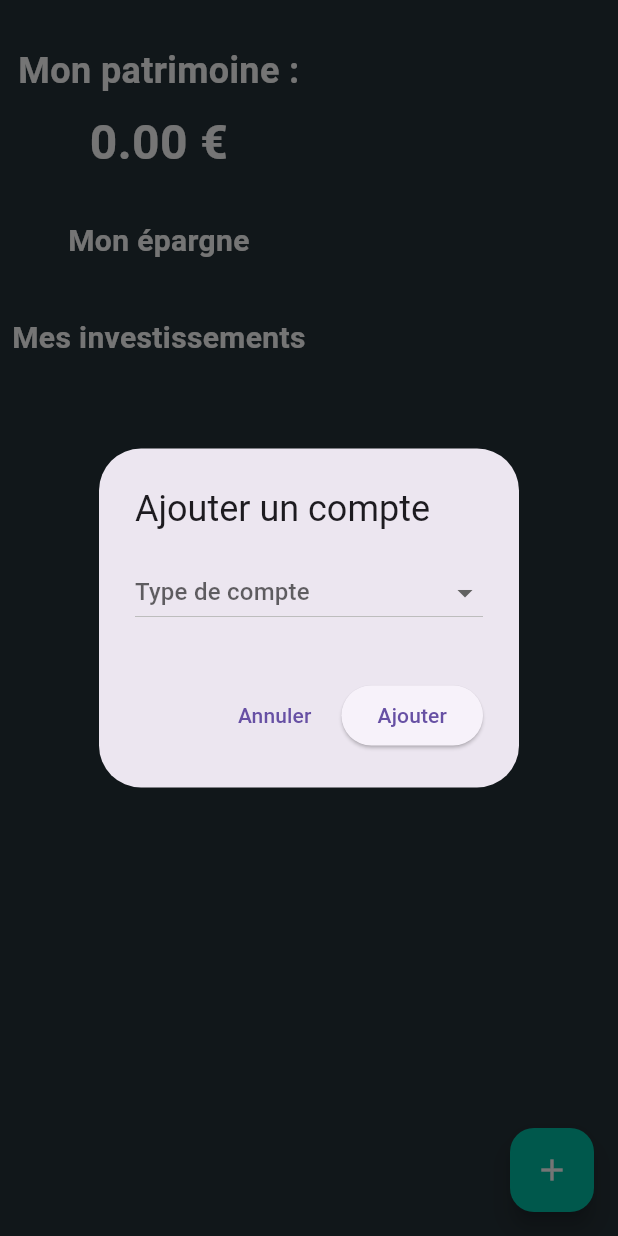
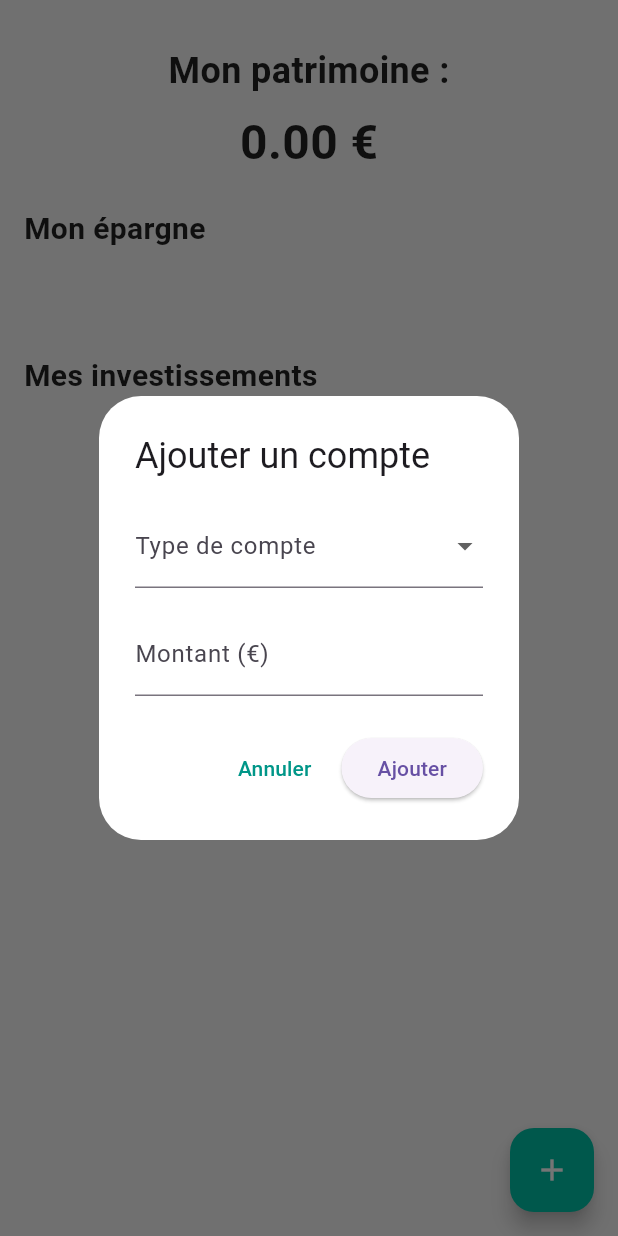
Before and after one commit to Lucasherfort/Bankfolio, a Flutter app: the screen it shows after launch, after a tap on the "add" icon, on a phone screen of 412 x 824 dp. Run offline on Flutter 3.47's test engine with Material 3 defaults, Android fonts, the phone set to English and light mode, and no system bars.

Commit message:
On va s'arreter là

```diff
--- a/lib/pages/home.dart
+++ b/lib/pages/home.dart
@@ -16,36 +16,51 @@ class _HomePageState extends State<HomePage> {
 
   @override
   Widget build(BuildContext context) {
-    double totalBalance = accounts.fold(0, (sum, a) => sum + a.balance);
+    // Calcul du patrimoine total (solde + intérêts pour épargne)
+    double totalBalance = accounts.fold(0, (sum, a) {
+      if (a.type == AccountType.Epargne) {
+        return sum + a.balance + (a.interests ?? 0);
+      }
+      return sum + a.balance;
+    });
 
+    // Séparer épargne et investissements
     final epargneAccounts =
     accounts.where((a) => a.type == AccountType.Epargne).toList();
     final investmentAccounts =
-    accounts.where((a) => a.type == AccountType.Investissement || a.type == AccountType.PEA).toList();
+    accounts.where((a) => a.type == AccountType.Investissement || (a.type == AccountType.Investissement && a.name == 'PEA')).toList();
 
     return Scaffold(
-      backgroundColor: Colors.blueGrey.shade900,
+      backgroundColor: Colors.grey.shade100, // fond clair
       body: SafeArea(
         child: Column(
           children: [
             const SizedBox(height: 30),
-            // HEADER
+
+            // HEADER centré
             Column(
+              mainAxisAlignment: MainAxisAlignment.center,
               children: [
-                const Text(
-                  'Mon patrimoine :',
-                  style: TextStyle(
+                const Center(
+                  child: Text(
+                    'Mon patrimoine :',
+                    style: TextStyle(
                       fontSize: 24,
                       fontWeight: FontWeight.bold,
-                      color: Colors.white),
+                      color: Colors.black87,
+                    ),
+                  ),
                 ),
                 const SizedBox(height: 8),
-                Text(
-                  '${totalBalance.toStringAsFixed(2)} €',
-                  style: const TextStyle(
+                Center(
+                  child: Text(
+                    '${totalBalance.toStringAsFixed(2)} €',
+                    style: const TextStyle(
                       fontSize: 32,
                       fontWeight: FontWeight.bold,
-                      color: Colors.white),
+                      color: Colors.black87,
+                    ),
+                  ),
                 ),
               ],
             ),
@@ -55,22 +70,53 @@ class _HomePageState extends State<HomePage> {
             Expanded(
               child: SingleChildScrollView(
                 child: Column(
+                  crossAxisAlignment: CrossAxisAlignment.start,
                   children: [
-                    // ÉPARGNE
+                    // TITRE ÉPARGNE toujours à gauche
+                    Padding(
+                      padding: const EdgeInsets.symmetric(horizontal: 16.0),
+                      child: Align(
+                        alignment: Alignment.centerLeft,
+                        child: const Text(
+                          'Mon épargne',
+                          style: TextStyle(
+                            fontSize: 20,
+                            fontWeight: FontWeight.bold,
+                            color: Colors.black87,
+                          ),
+                        ),
+                      ),
+                    ),
+                    const SizedBox(height: 4), // petit espace entre titre et premier compte
                     AccountListSection(
-                      title: 'Mon épargne',
+                      title: '', // titre déjà géré au-dessus
                       accounts: epargneAccounts,
                       onEdit: _editAccount,
                       onDelete: _deleteAccount,
                     ),
                     const SizedBox(height: 20),
 
-                    // INVESTISSEMENTS
+                    // TITRE INVESTISSEMENTS toujours à gauche
+                    Padding(
+                      padding: const EdgeInsets.symmetric(horizontal: 16.0),
+                      child: Align(
+                        alignment: Alignment.centerLeft,
+                        child: const Text(
+                          'Mes investissements',
+                          style: TextStyle(
+                            fontSize: 20,
+                            fontWeight: FontWeight.bold,
+                            color: Colors.black87,
+                          ),
+                        ),
+                      ),
+                    ),
+                    const SizedBox(height: 4), // petit espace
                     AccountListSection(
-                      title: 'Mes investissements',
+                      title: '', // titre déjà géré
                       accounts: investmentAccounts,
                       onEdit: (account) {
-                        if (account.type == AccountType.PEA) {
+                        if (account.type == AccountType.Investissement && account.name == 'PEA') {
                           Navigator.push(
                             context,
                             MaterialPageRoute(
@@ -83,6 +129,7 @@ class _HomePageState extends State<HomePage> {
                       },
                       onDelete: _deleteAccount,
                     ),
+                    const SizedBox(height: 20),
                   ],
                 ),
               ),
@@ -109,7 +156,7 @@ class _HomePageState extends State<HomePage> {
           existingAccounts: accounts,
           onAdd: (account) {
             setState(() {
-              if (account.type == AccountType.PEA && account.assets == null) {
+              if (account.type == AccountType.Investissement && account.name == 'PEA' && account.assets == null) {
                 account.assets = [];
               }
               accounts.add(account);
@@ -129,7 +176,7 @@ class _HomePageState extends State<HomePage> {
         MaterialPageRoute(
           builder: (context) => PeaPage(account: account),
         ),
-      ).then((_) => setState(() {})); // rafraîchir HomePage après modifications
+      ).then((_) => setState(() {}));
     } else {
       // Modifier épargne
       showDialog(
@@ -158,16 +205,16 @@ class _HomePageState extends State<HomePage> {
     showDialog(
       context: context,
       builder: (context) => AlertDialog(
-        backgroundColor: Colors.blueGrey.shade800,
-        title: const Text('Supprimer le compte', style: TextStyle(color: Colors.white)),
+        backgroundColor: Colors.grey.shade200,
+        title: const Text('Supprimer le compte', style: TextStyle(color: Colors.black87)),
         content: Text(
           'Voulez-vous vraiment supprimer "${account.name}" ?',
-          style: const TextStyle(color: Colors.white70),
+          style: const TextStyle(color: Colors.black87),
         ),
         actions: [
           TextButton(
             onPressed: () => Navigator.pop(context),
-            child: const Text('Annuler', style: TextStyle(color: Colors.tealAccent)),
+            child: const Text('Annuler', style: TextStyle(color: Colors.teal)),
           ),
           ElevatedButton(
             style: ElevatedButton.styleFrom(
--- a/lib/widgets/add_account_dialog.dart
+++ b/lib/widgets/add_account_dialog.dart
@@ -1,15 +1,16 @@
 import 'package:flutter/material.dart';
 import '../models/account.dart';
-import '../models/asset.dart';
 
 class AddAccountDialog extends StatefulWidget {
   final Function(Account) onAdd;
   final List<Account> existingAccounts;
+  final Account? account; // si présent, c'est une édition
 
   const AddAccountDialog({
     super.key,
     required this.onAdd,
     required this.existingAccounts,
+    this.account,
   });
 
   @override
@@ -19,128 +20,135 @@ class AddAccountDialog extends StatefulWidget {
 class _AddAccountDialogState extends State<AddAccountDialog> {
   AccountType? selectedType;
   SavingsType? selectedSavingsType;
-  String balance = '';
-  String interests = '';
+  TextEditingController balanceController = TextEditingController();
+  TextEditingController interestsController = TextEditingController();
+
+  @override
+  void initState() {
+    super.initState();
+    // Si édition, pré-remplir les champs
+    if (widget.account != null) {
+      selectedType = widget.account!.type;
+      selectedSavingsType = widget.account!.savingsType;
+      balanceController.text = widget.account!.balance.toStringAsFixed(2);
+      interestsController.text = widget.account!.interests?.toStringAsFixed(2) ?? '';
+    }
+  }
 
   @override
   Widget build(BuildContext context) {
     return AlertDialog(
-      title: const Text('Ajouter un compte'),
-      content: SingleChildScrollView(
-        child: Column(
+      backgroundColor: Colors.white,
+      title: Text(widget.account != null ? 'Modifier le compte' : 'Ajouter un compte'),
+      content: Column(
         mainAxisSize: MainAxisSize.min,
         children: [
-            // Choix type général
-            DropdownButton<AccountType>(
+          // Choix type : épargne ou investissement
+          DropdownButtonFormField<AccountType>(
             value: selectedType,
-              hint: const Text('Type de compte'),
-              isExpanded: true,
-              items: const [
-                DropdownMenuItem(
-                  value: AccountType.Epargne,
-                  child: Text('Épargne'),
-                ),
-                DropdownMenuItem(
-                  value: AccountType.Investissement,
-                  child: Text('Investissement (PEA)'),
-                ),
+            decoration: const InputDecoration(labelText: 'Type de compte'),
+            items: [
+              DropdownMenuItem(value: AccountType.Epargne, child: Text('Épargne')),
+              DropdownMenuItem(value: AccountType.Investissement, child: Text('Investissement (PEA)')),
             ],
             onChanged: (value) {
               setState(() {
                 selectedType = value;
+                if (selectedType == AccountType.Investissement) {
                   selectedSavingsType = null;
-                  balance = '';
-                  interests = '';
+                }
               });
             },
           ),
+          const SizedBox(height: 8),
 
-            const SizedBox(height: 10),
-
-            // Si Épargne → Livret A ou LDDS
+          // Si épargne, choisir Livret A ou LDDS
           if (selectedType == AccountType.Epargne)
-              DropdownButton<SavingsType>(
+            DropdownButtonFormField<SavingsType>(
               value: selectedSavingsType,
-                hint: const Text('Type d’épargne'),
-                isExpanded: true,
-                items: SavingsType.values.map((type) {
-                  bool disabled = widget.existingAccounts.any((a) => a.savingsType == type);
+              decoration: const InputDecoration(labelText: 'Type d’épargne'),
+              items: SavingsType.values.map((s) {
+                bool disabled = widget.existingAccounts.any(
+                      (a) => a.savingsType == s && a != widget.account,
+                );
                 return DropdownMenuItem(
-                    value: disabled ? null : type,
+                  value: s,
                   enabled: !disabled,
-                    child: Text(
-                      type == SavingsType.LivretA ? 'Livret A' : 'LDDS',
-                      style: disabled ? const TextStyle(color: Colors.grey) : null,
-                    ),
+                  child: Text(s == SavingsType.LivretA ? 'Livret A' : 'LDDS'),
                 );
               }).toList(),
-                onChanged: (value) => setState(() => selectedSavingsType = value),
+              onChanged: (value) {
+                setState(() {
+                  selectedSavingsType = value;
+                });
+              },
+            ),
+          const SizedBox(height: 8),
+
+          // Montant solde
+          TextField(
+            controller: balanceController,
+            keyboardType: const TextInputType.numberWithOptions(decimal: true),
+            decoration: const InputDecoration(labelText: 'Montant (€)'),
           ),
 
-            // Solde pour épargne
+          // Intérêts uniquement pour épargne
           if (selectedType == AccountType.Epargne)
             TextField(
-                decoration: const InputDecoration(labelText: 'Solde'),
-                keyboardType: TextInputType.numberWithOptions(decimal: true),
-                onChanged: (value) => balance = value,
-              ),
-
-            // Intérêts pour épargne
-            if (selectedType == AccountType.Epargne)
-              TextField(
-                decoration: const InputDecoration(labelText: 'Intérêts'),
-                keyboardType: TextInputType.numberWithOptions(decimal: true),
-                onChanged: (value) => interests = value,
+              controller: interestsController,
+              keyboardType: const TextInputType.numberWithOptions(decimal: true),
+              decoration: const InputDecoration(labelText: 'Intérêts (€)'),
             ),
         ],
-        ),
       ),
       actions: [
         TextButton(
           onPressed: () => Navigator.pop(context),
-            child: const Text('Annuler')),
+          child: const Text('Annuler', style: TextStyle(color: Colors.teal)),
+        ),
         ElevatedButton(
           onPressed: () {
-            if (selectedType == null) return;
+            // Parsing nombres avec . ou ,
+            double balance = double.tryParse(balanceController.text.replaceAll(',', '.')) ?? 0;
+            double interests = double.tryParse(interestsController.text.replaceAll(',', '.')) ?? 0;
 
-            if (selectedType == AccountType.Epargne) {
-              if (selectedSavingsType == null) return;
-
-              double parsedBalance = double.tryParse(balance.replaceAll(',', '.')) ?? 0;
-              double parsedInterests = double.tryParse(interests.replaceAll(',', '.')) ?? 0;
-
-              // Plafonds
-              if (selectedSavingsType == SavingsType.LivretA && parsedBalance > 22950) {
+            // Vérifier plafonds épargne
+            if (selectedType == AccountType.Epargne && selectedSavingsType != null) {
+              double plafond = selectedSavingsType == SavingsType.LivretA ? 22950 : 12000;
+              if (balance > plafond) {
                 ScaffoldMessenger.of(context).showSnackBar(
-                    const SnackBar(content: Text('Le Livret A ne peut dépasser 22 950€')));
+                  SnackBar(content: Text('Le solde dépasse le plafond de ${plafond.toStringAsFixed(0)} €')),
+                );
                 return;
               }
-              if (selectedSavingsType == SavingsType.LDDS && parsedBalance > 12000) {
-                ScaffoldMessenger.of(context).showSnackBar(
-                    const SnackBar(content: Text('Le LDDS ne peut dépasser 12 000€')));
-                return;
             }
 
-              widget.onAdd(Account(
-                name: selectedSavingsType == SavingsType.LivretA ? 'Livret A' : 'LDDS',
-                balance: parsedBalance,
-                type: AccountType.Epargne,
-                interests: parsedInterests,
+            // Créer ou modifier
+            if (widget.account != null) {
+              // Édition
+              widget.account!
+                ..balance = balance
+                ..interests = interests
+                ..type = selectedType!
+                ..savingsType = selectedSavingsType;
+              widget.onAdd(widget.account!);
+            } else {
+              // Création
+              Account newAccount = Account(
+                name: selectedType == AccountType.Epargne
+                    ? (selectedSavingsType == SavingsType.LivretA ? 'Livret A' : 'LDDS')
+                    : 'PEA',
+                balance: balance,
+                type: selectedType!,
                 savingsType: selectedSavingsType,
-              ));
-            } else if (selectedType == AccountType.Investissement) {
-              // Création PEA simple
-              widget.onAdd(Account(
-                name: 'PEA',
-                balance: 0,
-                type: AccountType.Investissement,
-                assets: [],
-              ));
+                interests: selectedType == AccountType.Epargne ? interests : null,
+              );
+              widget.onAdd(newAccount);
             }
 
             Navigator.pop(context);
           },
-          child: const Text('Ajouter'),
+          child: Text(widget.account != null ? 'Modifier' : 'Ajouter'),
         ),
       ],
     );
```
Lines whose indentation alone changed are shown as unchanged.
